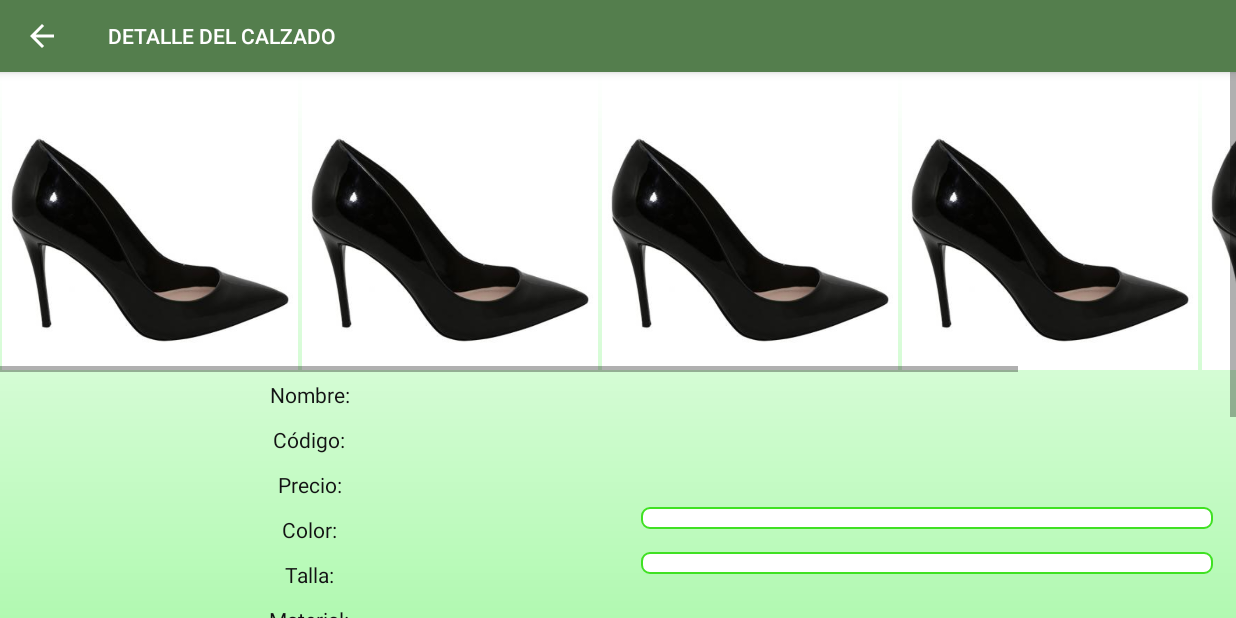
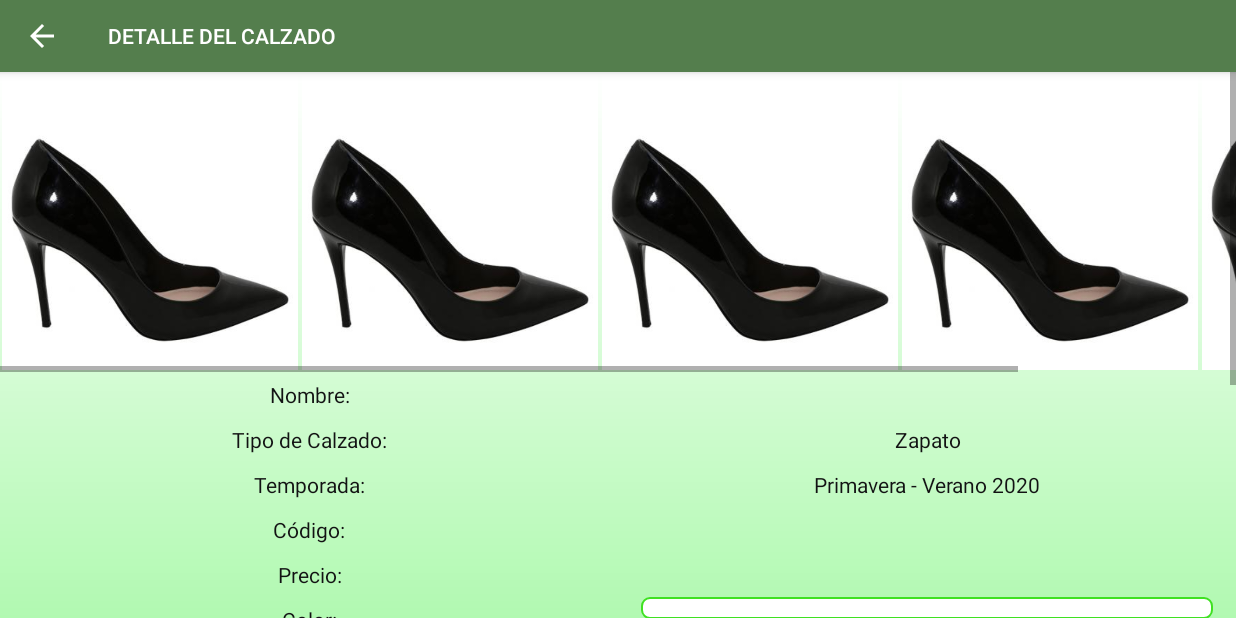
Before and after one commit to YanOner/ComercialAPP, an Android app: the DetalleCalzadoActivity screen opened directly, with no data from a screen before it, on a phone screen of 824 x 412 dp (held sideways). Run offline under Robolectric (Android 15) with nearby library versions, the phone set to English and light mode, and no system bars; our stand-ins replace Picasso; libraries missing offline, so code that uses them is left out: org.springframework.core, org.springframework.http, org.springframework.web; pictures from the network do not load; 13 statements that could not run were skipped.

Commit message:
18.02.2020

```diff
--- a/app/src/main/java/com/upc/gmt/comercialgb/SolicitarAumentoActivity.java
+++ b/app/src/main/java/com/upc/gmt/comercialgb/SolicitarAumentoActivity.java
@@ -92,7 +92,7 @@ public class SolicitarAumentoActivity extends AppCompatActivity {
         super.onActivityResult(requestCode, resultCode, data);
         Log.i("onActivityResult", requestCode + "-" + resultCode);
         if (Util.CLIENTE_SESSION != null) {
-            txtClienteCredito.setText("Cliente: " + Util.CLIENTE_SESSION.getNombres() + "(" + Util.CLIENTE_SESSION.getNrodocumentocli() + ")");
+            txtClienteCredito.setText("Cliente: " + Util.CLIENTE_SESSION.getNombres() + " (" + Util.CLIENTE_SESSION.getNrodocumentocli() + ")");
             txtCreditoTotalAumento.setText("S/ " + Util.formatearDecimales(Util.CLIENTE_SESSION.getLineacreditoactual()));
             txtCreditoDisponibleAumento.setText("S/ " + Util.formatearDecimales(Util.CLIENTE_SESSION.getSaldolineacredito()));
             txtDeudaPendienteAumento.setText("S/ " + Util.formatearDecimales((Util.CLIENTE_SESSION.getLineacreditoactual() - Util.CLIENTE_SESSION.getSaldolineacredito())));
--- a/app/src/main/res/layout/activity_detalle_calzado.xml
+++ b/app/src/main/res/layout/activity_detalle_calzado.xml
@@ -61,6 +61,53 @@
                         android:layout_height="match_parent"
                         android:layout_weight="1"
                         android:textColor="@color/colorAccent" />
+
+                </LinearLayout>
+
+                <LinearLayout
+                    android:layout_width="match_parent"
+                    android:layout_height="match_parent"
+                    android:orientation="horizontal">
+
+                    <TextView
+                        style="@style/textView_stylePedido"
+                        android:layout_width="match_parent"
+                        android:layout_height="wrap_content"
+                        android:layout_weight="1"
+                        android:gravity="center"
+                        android:padding="5dp"
+                        android:text="Tipo de Calzado:" />
+
+                    <TextView
+                        style="@style/textView_stylePedido"
+                        android:layout_width="match_parent"
+                        android:layout_height="match_parent"
+                        android:layout_weight="1"
+                        android:text="Zapato" />
+
+
+                </LinearLayout>
+
+                <LinearLayout
+                    android:layout_width="match_parent"
+                    android:layout_height="match_parent"
+                    android:orientation="horizontal">
+
+                    <TextView
+                        style="@style/textView_stylePedido"
+                        android:layout_width="match_parent"
+                        android:layout_height="wrap_content"
+                        android:layout_weight="1"
+                        android:gravity="center"
+                        android:padding="5dp"
+                        android:text="Temporada:" />
+
+                    <TextView
+                        style="@style/textView_stylePedido"
+                        android:layout_width="match_parent"
+                        android:layout_height="match_parent"
+                        android:layout_weight="1"
+                        android:text="Primavera - Verano 2020" />
 
                 </LinearLayout>
 
--- a/app/src/main/res/layout/activity_login.xml
+++ b/app/src/main/res/layout/activity_login.xml
@@ -74,7 +74,7 @@
                         android:hint="Usuario"
                         android:imeOptions="actionDone"
                         android:inputType="textEmailAddress"
-                        android:text="ASESOR0" />
+                        android:text="ASESOR01" />
 
                     <EditText
                         android:id="@+id/txtPassword"
@@ -82,7 +82,8 @@
                         android:layout_height="match_parent"
                         android:hint="Contraseña"
                         android:imeOptions="actionDone"
-                        android:inputType="textPassword" />
+                        android:inputType="textPassword"
+                        android:text="123456" />
 
                     <Button
                         android:layout_height="match_parent"
--- a/app/src/main/res/layout/activity_pedido_consignacion.xml
+++ b/app/src/main/res/layout/activity_pedido_consignacion.xml
@@ -85,11 +85,11 @@
                             android:layout_width="wrap_content"
                             android:layout_height="wrap_content"
                             android:layout_gravity="center"
-                            android:text="Deuda Pendiente:"
+                            android:text="Total a Pagar:"
                             android:textColor="#000000" />
 
                         <EditText
-                            android:id="@+id/txtDeudaPendiente"
+                            android:id="@+id/txtTotalConsignacion"
                             style="@style/editText_style"
                             android:layout_width="wrap_content"
                             android:layout_height="wrap_content"
@@ -194,11 +194,11 @@
                                 android:layout_width="wrap_content"
                                 android:layout_height="wrap_content"
                                 android:layout_gravity="center"
-                                android:text="Línea de Crédito Disponible Después:"
+                                android:text="Deuda Pendiente:"
                                 android:textColor="#000000" />
 
                             <EditText
-                                android:id="@+id/txtCreditoDespues"
+                                android:id="@+id/txtDeudaPendiente"
                                 style="@style/editText_style"
                                 android:layout_width="wrap_content"
                                 android:layout_height="wrap_content"
@@ -208,6 +208,7 @@
                                 android:textColor="@android:color/black" />
 
                         </LinearLayout>
+
                     </LinearLayout>
 
                     <LinearLayout
@@ -225,11 +226,12 @@
                                 android:layout_width="wrap_content"
                                 android:layout_height="wrap_content"
                                 android:layout_gravity="center"
-                                android:text="Total a Pagar:"
+                                android:gravity="center"
+                                android:text="Línea de Crédito Disponible Después:"
                                 android:textColor="#000000" />
 
                             <EditText
-                                android:id="@+id/txtTotalConsignacion"
+                                android:id="@+id/txtCreditoDespues"
                                 style="@style/editText_style"
                                 android:layout_width="wrap_content"
                                 android:layout_height="wrap_content"
@@ -239,6 +241,7 @@
                                 android:textColor="@android:color/black" />
 
                         </LinearLayout>
+
                     </LinearLayout>
 
 
```
